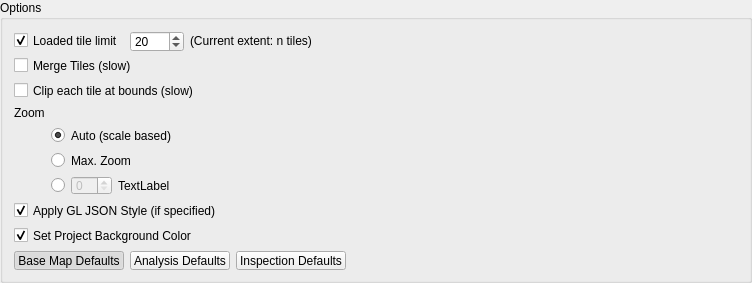
geometalab/Vector-Tiles-Reader-QGIS-Plugin, file ui/options.ui: the form before one commit.
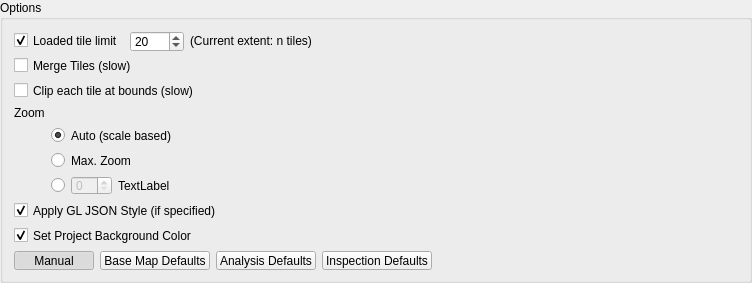
The form after the commit.

What changed in the file:
```diff
--- a/ui/options.ui
+++ b/ui/options.ui
@@ -187,6 +187,22 @@
    </item>
    <item row="11" column="0" colspan="2">
     <layout class="QHBoxLayout" name="horizontalLayout_2">
+     <item>
+      <widget class="QPushButton" name="btnManualSettings">
+       <property name="text">
+        <string>Manual</string>
+       </property>
+       <property name="checkable">
+        <bool>true</bool>
+       </property>
+       <property name="checked">
+        <bool>true</bool>
+       </property>
+       <property name="autoExclusive">
+        <bool>true</bool>
+       </property>
+      </widget>
+     </item>
      <item>
       <widget class="QPushButton" name="btnResetToBasemapDefaults">
        <property name="text">
@@ -196,6 +212,9 @@
         <bool>true</bool>
        </property>
        <property name="checked">
+        <bool>false</bool>
+       </property>
+       <property name="autoExclusive">
         <bool>true</bool>
        </property>
       </widget>
```
Left out of the diff: 18 changed lines with no effect on the pictures.
